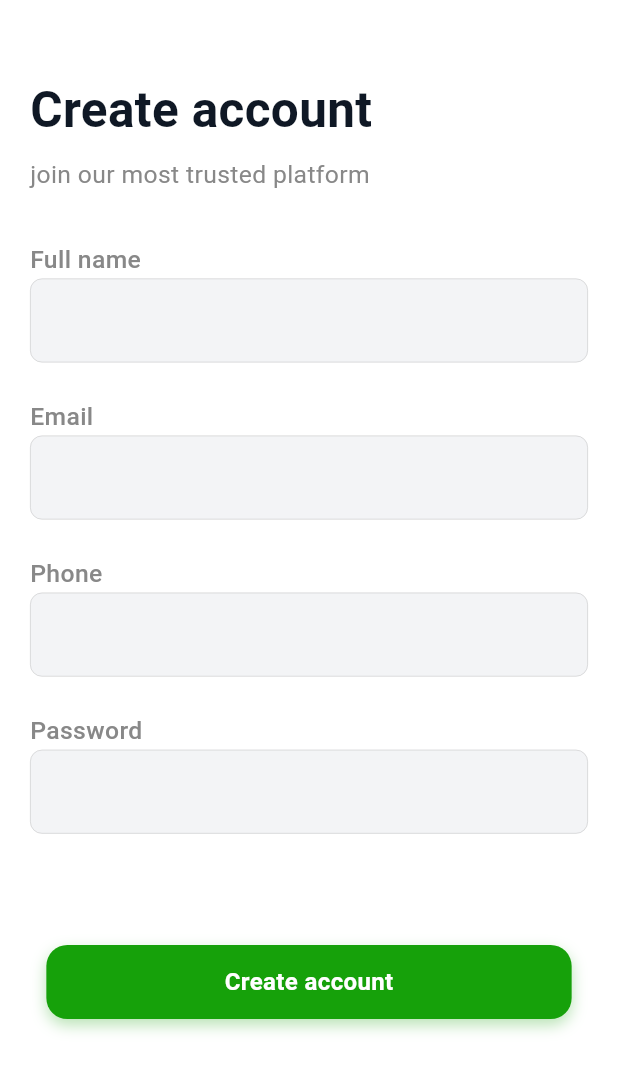
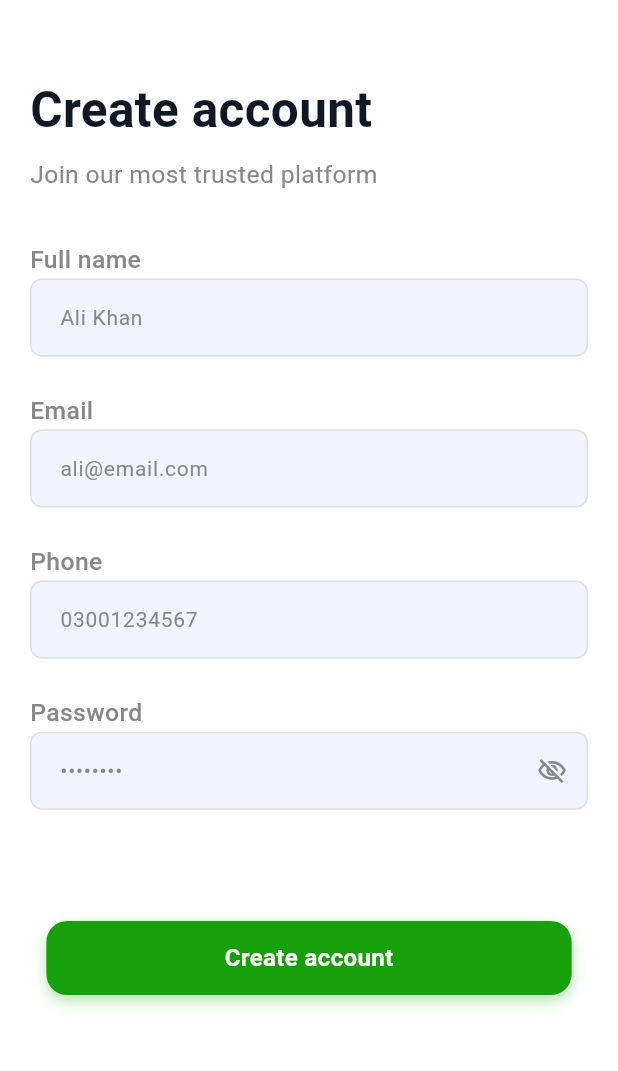
Before and after one commit to ashir227/Fixlora-HomeService, a Flutter app: the Signup screen opened directly, on a phone screen of 412 x 824 dp. Shown: the top 1071 px of the screen. Run offline on Flutter 3.47's test engine with Material 3 defaults, Android fonts, the phone set to English and light mode, and no system bars; our stand-ins replace firebase_auth, firebase_core, firebase_database; accounts and stored records are empty.

Commit message:
Add Signup & Singin

```diff
--- a/New folder/lib/Screens/Signup.dart
+++ b/New folder/lib/Screens/Signup.dart
@@ -1,28 +1,87 @@
+import 'package:fixlora/Provider/auth_provider.dart';
+// import 'package:fixlora/providers/auth_provider.dart';
 import 'package:fixlora/theme/colors.dart';
 import 'package:fixlora/widgets/cstm_field.dart';
 import 'package:fixlora/widgets/cstmtxt.dart';
 import 'package:fixlora/widgets/reuse_btn.dart';
 import 'package:flutter/material.dart';
+import 'package:provider/provider.dart';
 
-class Signup extends StatelessWidget {
+class Signup extends StatefulWidget {
+  // ← StatefulWidget
   const Signup({super.key});
 
   @override
+  State<Signup> createState() => _SignupState();
+}
+
+class _SignupState extends State<Signup> {
+  // ── Controllers yahan — dispose hoga sahi ──
+  final _formKey = GlobalKey<FormState>();
+  final nameController = TextEditingController();
+  final emailController = TextEditingController();
+  final phoneController = TextEditingController();
+  final passwordController = TextEditingController();
+
+  @override
+  void dispose() {
+    nameController.dispose();
+    emailController.dispose();
+    phoneController.dispose();
+    passwordController.dispose();
+    super.dispose();
+  }
+
+  // ── onPressed ka poora logic ───────────────
+  void _onSignUp() async {
+    // 1. Form validate karo
+    if (!_formKey.currentState!.validate()) return;
+
+    // 2. Provider ko call karo
+    await context.read<AuthProvider>().signUp(
+      name: nameController.text.trim(),
+      email: emailController.text.trim(),
+      phone: phoneController.text.trim(),
+      password: passwordController.text.trim(),
+    );
+
+    if (!mounted) return;
+
+    final auth = context.read<AuthProvider>();
+
+    // 3. Result check karo
+    if (auth.status == AuthStatus.success) {
+      // Home screen par jao
+      Navigator.pushReplacementNamed(context, '/home');
+    } else {
+      // Error snackbar dikhao
+      ScaffoldMessenger.of(context).showSnackBar(
+        SnackBar(
+          content: Text(auth.errorMessage ?? 'Error'),
+          backgroundColor: AppColors.error,
+          behavior: SnackBarBehavior.floating,
+        ),
+      );
+    }
+  }
+
+  @override
   Widget build(BuildContext context) {
-    final nameController = TextEditingController();
-    final emailController = TextEditingController();
-    final phoneController = TextEditingController();
-    final passwordController = TextEditingController();
-
     final h = MediaQuery.of(context).size.height;
     final w = MediaQuery.of(context).size.width;
+
+    // Loading check — sirf button ke liye
+    final isLoading =
+        context.watch<AuthProvider>().status == AuthStatus.loading;
+
     return Scaffold(
       backgroundColor: AppColors.surface,
-
       body: SingleChildScrollView(
         child: Padding(
           padding: const EdgeInsets.symmetric(horizontal: 20),
-          child: Container(
+          child: Form(
+            // ← Form wrap — validation ke liye
+            key: _formKey,
             child: Column(
               crossAxisAlignment: CrossAxisAlignment.start,
               children: [
@@ -30,7 +89,6 @@ class Signup extends StatelessWidget {
                 reusetext(
                   context: context,
                   txt: "Create account",
-
                   clr: AppColors.textPrimary,
                   Size: w * 0.08,
                   FontWeight: FontWeight.bold,
@@ -38,12 +96,14 @@ class Signup extends StatelessWidget {
                 SizedBox(height: h * 0.01),
                 reusetext(
                   context: context,
-                  txt: "join our most trusted platform",
+                  txt: "Join our most trusted platform",
                   clr: AppColors.textHint,
                   Size: w * 0.04,
                   FontWeight: FontWeight.w400,
                 ),
                 SizedBox(height: h * 0.04),
+
+                // ── Name ──────────────────
                 reusetext(
                   context: context,
                   txt: "Full name",
@@ -51,22 +111,20 @@ class Signup extends StatelessWidget {
                   Size: w * 0.04,
                   FontWeight: FontWeight.w500,
                 ),
-
                 CstmFld(
+                  controller: nameController,
+                  hintText: "Ali Khan",
                   validator: (value) {
-                    if (value == null || value.trim().isEmpty) {
+                    if (value == null || value.trim().isEmpty)
                       return "Please enter your name";
-                    }
-
-                    if (value.trim().length < 3) {
+                    if (value.trim().length < 3)
                       return "Name must be at least 3 characters";
-                    }
-
                     return null;
                   },
-                  controller: nameController,
                 ),
                 SizedBox(height: h * 0.03),
+
+                // ── Email ─────────────────
                 reusetext(
                   context: context,
                   txt: "Email",
@@ -74,24 +132,23 @@ class Signup extends StatelessWidget {
                   Size: w * 0.04,
                   FontWeight: FontWeight.w500,
                 ),
-
                 CstmFld(
+                  controller: emailController,
+                  hintText: "ali@email.com",
+                  keyboardType: TextInputType.emailAddress,
                   validator: (value) {
-                    if (value == null || value.trim().isEmpty) {
+                    if (value == null || value.trim().isEmpty)
                       return "Please enter your email";
-                    }
-
                     if (!RegExp(
                       r'^[\w-\.]+@([\w-]+\.)+[\w-]{2,4}$',
-                    ).hasMatch(value.trim())) {
+                    ).hasMatch(value.trim()))
                       return "Please enter a valid email";
-                    }
-
                     return null;
                   },
-                  controller: emailController,
                 ),
                 SizedBox(height: h * 0.03),
+
+                // ── Phone ─────────────────
                 reusetext(
                   context: context,
                   txt: "Phone",
@@ -99,22 +156,21 @@ class Signup extends StatelessWidget {
                   Size: w * 0.04,
                   FontWeight: FontWeight.w500,
                 ),
-
                 CstmFld(
+                  controller: phoneController,
+                  hintText: "03001234567",
+                  keyboardType: TextInputType.phone,
                   validator: (value) {
-                    if (value == null || value.trim().isEmpty) {
+                    if (value == null || value.trim().isEmpty)
                       return "Please enter your phone number";
-                    }
-
-                    if (!RegExp(r'^03[0-9]{9}$').hasMatch(value.trim())) {
-                      return "Enter a valid phone number";
-                    }
-
+                    if (!RegExp(r'^03[0-9]{9}$').hasMatch(value.trim()))
+                      return "Enter valid number (03xxxxxxxxx)";
                     return null;
                   },
-                  controller: phoneController,
                 ),
                 SizedBox(height: h * 0.03),
+
+                // ── Password ──────────────
                 reusetext(
                   context: context,
                   txt: "Password",
@@ -122,26 +178,31 @@ class Signup extends StatelessWidget {
                   Size: w * 0.04,
                   FontWeight: FontWeight.w500,
                 ),
-
                 CstmFld(
+                  controller: passwordController,
+                  hintText: "••••••••",
+                  obscureText: true,
                   validator: (value) {
-                    if (value == null || value.isEmpty) {
+                    if (value == null || value.isEmpty)
                       return "Please enter your password";
-                    }
-
-                    if (value.length < 6) {
-                      return "Password must be at least 8 characters";
-                    }
-
+                    if (value.length < 6)
+                      return "Password must be at least 6 characters";
                     return null;
                   },
-                  controller: passwordController,
                 ),
                 SizedBox(height: h * 0.09),
+
+                // ── Button ────────────────
                 Row(
                   mainAxisAlignment: MainAxisAlignment.center,
-                  children: [ReUseBtn(text: "Create account")],
+                  children: [
+                    ReUseBtn(
+                      text: isLoading ? "Creating..." : "Create account",
+                      onPress: isLoading ? null : _onSignUp, // ← yahan logic
+                    ),
+                  ],
                 ),
+                SizedBox(height: h * 0.03),
               ],
             ),
           ),
--- a/New folder/lib/Services/auth_service.dart
+++ b/New folder/lib/Services/auth_service.dart
@@ -0,0 +1,34 @@
+import "package:firebase_database/firebase_database.dart";
+import 'package:firebase_auth/firebase_auth.dart';
+
+class AuthService {
+  final FirebaseAuth _auth = FirebaseAuth.instance;
+  final FirebaseDatabase _db = FirebaseDatabase.instance;
+
+  // ── Sign Up ───────────────────────────────
+  Future<void> signUp({
+    required String name,
+    required String email,
+    required String phone,
+    required String password,
+  }) async {
+    UserCredential cred = await _auth.createUserWithEmailAndPassword(
+      email: email,
+      password: password,
+    );
+
+    await _db.ref('users/${cred.user!.uid}').set({
+      'uid': cred.user!.uid,
+      'name': name,
+      'email': email,
+      'phone': phone,
+      'role': 'customer',
+      'createdAt': DateTime.now().toIso8601String(),
+    });
+  }
+
+  // ── Login ─────────────────────────────────
+  Future<void> login({required String email, required String password}) async {
+    await _auth.signInWithEmailAndPassword(email: email, password: password);
+  }
+}
--- a/New folder/lib/widgets/cstm_field.dart
+++ b/New folder/lib/widgets/cstm_field.dart
@@ -1,48 +1,84 @@
 import 'package:fixlora/theme/colors.dart';
 import 'package:flutter/material.dart';
 
-class CstmFld extends StatelessWidget {
-  // final Function(String) onChanged;
-  final FormFieldValidator validator;
-  final TextEditingController controller;
+class CstmFld extends StatefulWidget {
+  final FormFieldValidator? validator;
+  final TextEditingController? controller;
   final Widget? prefixIcon;
-  final Widget? suffixIcon;
-  // KeyboardListener key
+  final String? hintText;
+  final TextInputType? keyboardType;
+  final bool obscureText;
+
   const CstmFld({
     super.key,
-    // required this.onChanged,
-    required this.validator,
-    required this.controller,
+    this.validator,
+    this.controller,
     this.prefixIcon,
-     this.suffixIcon,
+    this.hintText,
+    this.keyboardType,
+    this.obscureText = false,
   });
+
+  @override
+  State<CstmFld> createState() => _CstmFldState();
+}
+
+class _CstmFldState extends State<CstmFld> {
+  bool _isHidden = true; // ← toggle state
 
   @override
   Widget build(BuildContext context) {
     return TextFormField(
-      style: TextStyle(color: AppColors.primarySoft),
-      keyboardType: TextInputType.number,
-      controller: controller,
-      // onChanged: onChanged,
-      validator: validator,
+      style: TextStyle(color: AppColors.textPrimary),
+      keyboardType: widget.keyboardType ?? TextInputType.text,
+      controller: widget.controller,
+      validator: widget.validator,
+
+      // ← obscureText widget se aayega + toggle se
+      obscureText: widget.obscureText ? _isHidden : false,
+
       decoration: InputDecoration(
-        prefixIcon: prefixIcon,
+        hintText: widget.hintText,
+        hintStyle: TextStyle(color: AppColors.textHint, fontSize: 14),
+        prefixIcon: widget.prefixIcon,
 
-        fillColor: AppColors.fieldfill,
+        // ← sirf password field mein icon dikhao
+        suffixIcon: widget.obscureText
+            ? IconButton(
+                onPressed: () {
+                  setState(() => _isHidden = !_isHidden);
+                },
+                icon: Icon(
+                  _isHidden
+                      ? Icons.visibility_off_outlined
+                      : Icons.visibility_outlined,
+                  color: AppColors.textHint,
+                  size: 20,
+                ),
+              )
+            : null,
+
+        fillColor: AppColors.inputBg,
         filled: true,
+        contentPadding: const EdgeInsets.symmetric(
+          horizontal: 16,
+          vertical: 14,
+        ),
         focusedBorder: OutlineInputBorder(
           borderRadius: BorderRadius.circular(8),
-          borderSide: BorderSide(
-            width: 0.5,
-            color: AppColors.textDisabled.withOpacity(0.6),
-          ),
+          borderSide: BorderSide(color: AppColors.primary, width: 1.5),
         ),
         enabledBorder: OutlineInputBorder(
           borderRadius: BorderRadius.circular(8),
-          borderSide: BorderSide(
-            color: AppColors.textDisabled.withOpacity(0.6),
-            width: 0.5,
-          ),
+          borderSide: BorderSide(color: AppColors.border, width: 1),
+        ),
+        errorBorder: OutlineInputBorder(
+          borderRadius: BorderRadius.circular(8),
+          borderSide: BorderSide(color: AppColors.error, width: 1),
+        ),
+        focusedErrorBorder: OutlineInputBorder(
+          borderRadius: BorderRadius.circular(8),
+          borderSide: BorderSide(color: AppColors.error, width: 1.5),
         ),
       ),
     );
--- a/New folder/pubspec.yaml
+++ b/New folder/pubspec.yaml
@@ -38,6 +38,7 @@ dependencies:
   firebase_core: ^4.12.1
   cloud_firestore: ^6.7.1
   firebase_auth: ^6.5.6
+  firebase_database: ^12.4.6
 
 dev_dependencies:
   flutter_test:
```
Also changed, not shown: New folder/lib/Provider/auth_provider.dart (+78 -0 lines), New folder/lib/Screens/loginscr.dart (+92 -47 lines), New folder/lib/main.dart (+9 -4 lines), New folder/pubspec.lock, 3 other files.
